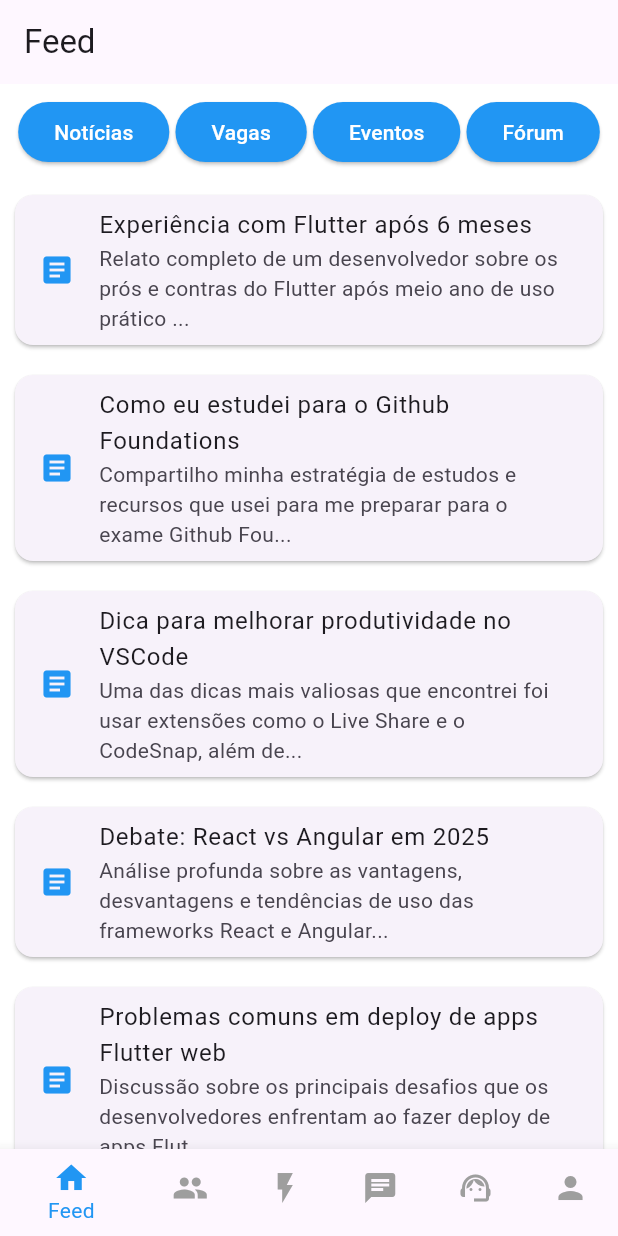
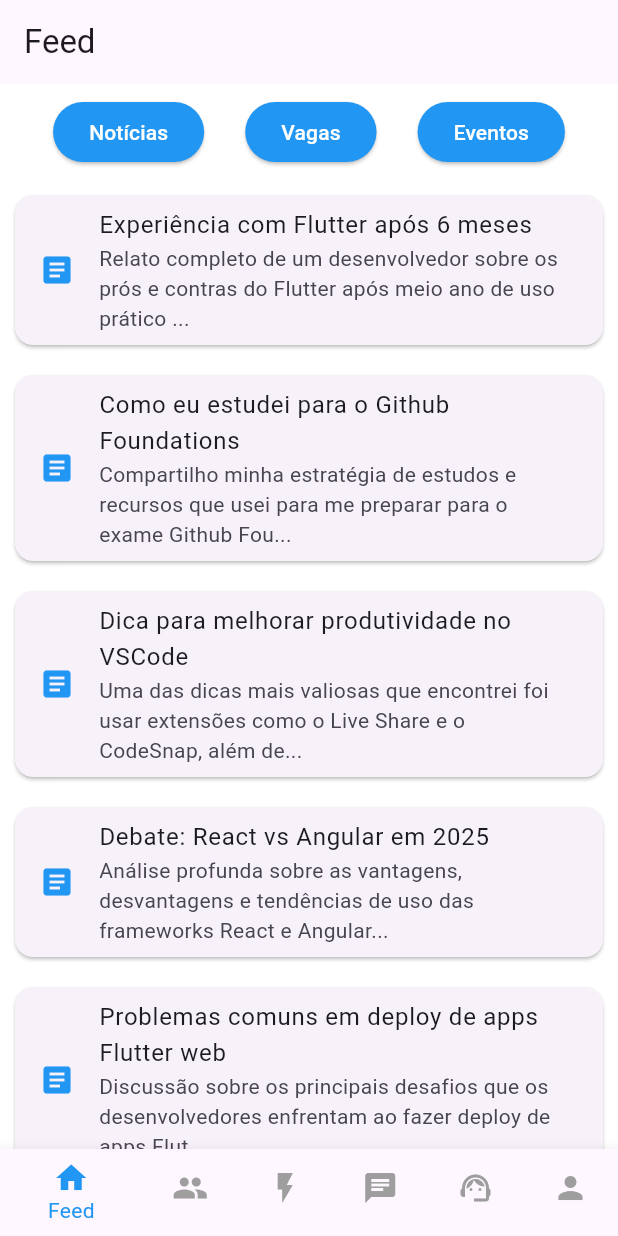
Before and after one commit to ProAnonimos/Plataforma-Profissional-Anonima-Flutter, a Flutter app: the FeedPage screen opened directly, on a phone screen of 412 x 824 dp. Run offline on Flutter 3.47's test engine with Material 3 defaults, Android fonts, the phone set to English and light mode, and no system bars; our stand-ins replace firebase_core, firebase_messaging, google_maps_flutter; accounts and stored records are empty; network calls fail.

Commit message:
final - entregavel

```diff
--- a/lib/pages/eventos_page.dart
+++ b/lib/pages/eventos_page.dart
@@ -15,7 +15,6 @@ class _EventosPageState extends State<EventosPage> {
   @override
   void initState() {
     super.initState();
-    // Busca os eventos ao iniciar
     Future.microtask(() async {
       final provider = Provider.of<EventosProvider>(context, listen: false);
       await provider.buscarEventosTicketmaster();
@@ -33,7 +32,7 @@ class _EventosPageState extends State<EventosPage> {
           ? Center(child: CircularProgressIndicator())
           : GoogleMap(
               initialCameraPosition: CameraPosition(
-                target: LatLng(-22.9, -43.2), // Posição inicial no Brasil
+                target: LatLng(-22.9, -43.2),
                 zoom: 4.5,
               ),
               markers: eventosProvider.marcadores,
--- a/lib/pages/feed_page.dart
+++ b/lib/pages/feed_page.dart
@@ -106,17 +106,9 @@ class FeedPage extends StatelessWidget {
                             context,
                             MaterialPageRoute(
                               builder: (_) => EventosPage(),
-                            ), // <-- Adicionado
+                            ),
                           ),
-                          child: Text("Eventos"), // <-- Adicionado
-                        ),
-                        ElevatedButton(
-                          style: ElevatedButton.styleFrom(
-                            backgroundColor: Colors.blue,
-                            foregroundColor: Colors.white,
-                          ),
-                          onPressed: () => feedProvider.mudarPagina(2),
-                          child: Text("Fórum"),
+                          child: Text("Eventos"),
                         ),
                       ],
                     ),
--- a/lib/pages/login_page.dart
+++ b/lib/pages/login_page.dart
@@ -67,7 +67,6 @@ class LoginPage extends StatelessWidget {
                             MaterialPageRoute(builder: (_) => FeedPage()),
                           );
                         } else {
-                          // Mostra erro
                           ScaffoldMessenger.of(context).showSnackBar(
                             SnackBar(content: Text(loginProvider.error ?? 'Erro no login')),
                           );
--- a/lib/providers/eventos_provider.dart
+++ b/lib/providers/eventos_provider.dart
@@ -41,7 +41,7 @@ class EventosProvider with ChangeNotifier {
 
     final response = await http.get(url);
 
-    _eventos.clear(); // Limpa antes de adicionar eventos
+    _eventos.clear();
 
     // adicionamos alguns eventos mockados no brasil para caso nao apareça nenhum
     _eventos.addAll([
@@ -55,13 +55,13 @@ class EventosProvider with ChangeNotifier {
         titulo: 'Tech Norte 2025',
         descricao: 'Evento de tecnologia no norte do país.',
         data: DateTime(2025, 8, 15),
-        local: LatLng(-1.455833, -48.503887), // Belém
+        local: LatLng(-1.455833, -48.503887),
       ),
       Evento(
         titulo: 'Smart Cities Conference',
         descricao: 'Inovações tecnológicas para cidades inteligentes.',
         data: DateTime(2025, 9, 5),
-        local: LatLng(-19.8157, -43.9542), // Contagem / MG
+        local: LatLng(-19.8157, -43.9542),
       ),
     ]);
 
--- a/lib/providers/login_provider.dart
+++ b/lib/providers/login_provider.dart
@@ -31,7 +31,7 @@ class LoginProvider with ChangeNotifier {
 
     _isLoading = false;
 
-  // ************* PERFIL PRA TESTE
+  // ************* PERFIL PRA TESTE  *****************
 
     if (_usuario == 'teste' && _senha == '1234') {
       perfilProvider.setNome(_usuario);
```
